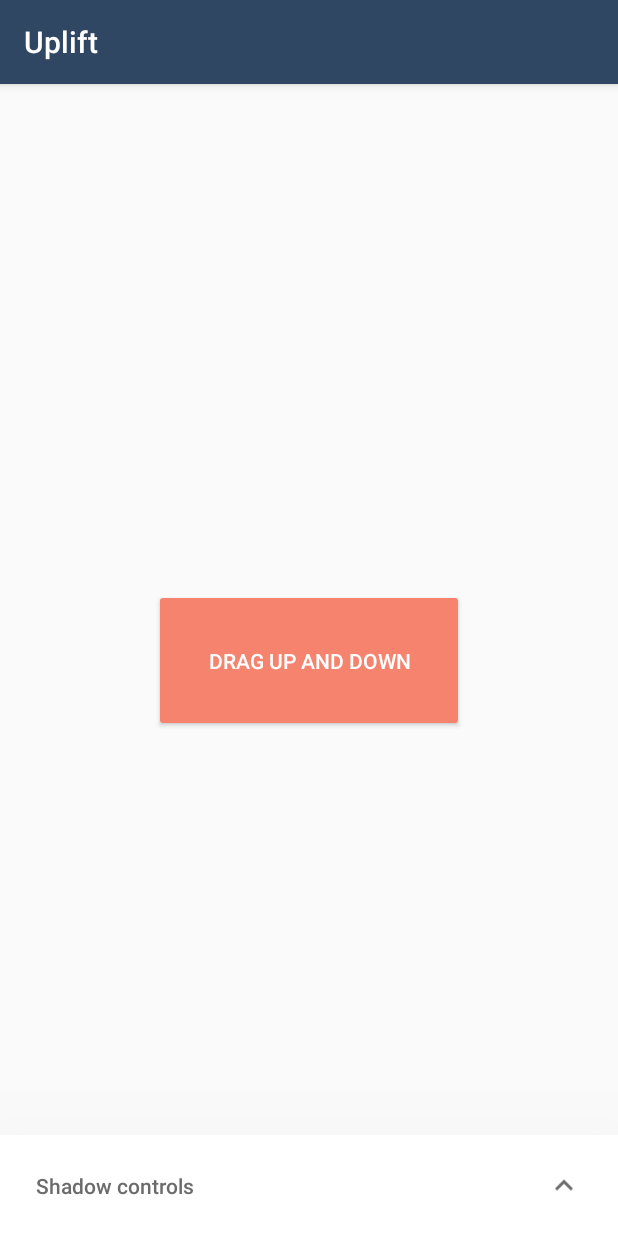
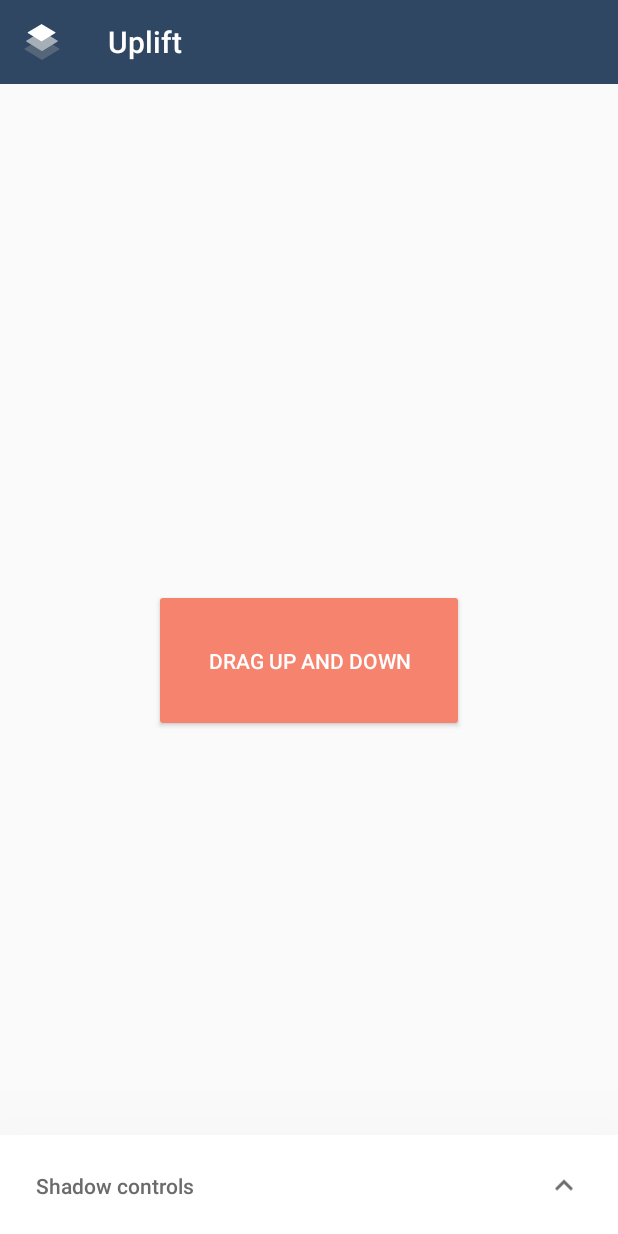
Before and after one commit to rock3r/uplift, an Android app: the screen it shows after launch (MainActivity), on a phone screen of 412 x 824 dp. Run offline under Robolectric (Android 15) with nearby library versions, the phone set to English and light mode, and no system bars.

Commit message:
Style the appbar

```diff
--- /dev/null
+++ b/app/src/main/res/drawable/ic_uplift.xml
@@ -0,0 +1,12 @@
+<vector android:height="24dp" android:viewportHeight="23.0"
+    android:viewportWidth="28.0" android:width="24dp" xmlns:android="http://schemas.android.com/apk/res/android">
+    <path android:fillColor="#566679" android:fillType="evenOdd"
+        android:pathData="M0.566,15.688L13.715,9.088L13.715,9.088C13.894,8.998 14.106,8.998 14.285,9.088L27.434,15.688L27.434,15.688C27.591,15.767 27.654,15.958 27.575,16.115C27.544,16.176 27.495,16.226 27.434,16.257L14.285,22.857L14.285,22.857C14.106,22.947 13.894,22.947 13.715,22.857L0.566,16.257L0.566,16.257C0.409,16.178 0.346,15.987 0.425,15.829C0.456,15.768 0.505,15.719 0.566,15.688Z"
+        android:strokeColor="#00000000" android:strokeWidth="1"/>
+    <path android:fillColor="#A6AEB8" android:fillType="evenOdd"
+        android:pathData="M1.777,10.659L13.741,4.603L13.741,4.603C13.904,4.521 14.096,4.521 14.259,4.603L26.223,10.659L26.223,10.659C26.364,10.73 26.42,10.903 26.349,11.044C26.321,11.098 26.277,11.142 26.223,11.17L14.259,17.226L14.259,17.226C14.096,17.308 13.904,17.308 13.741,17.226L1.777,11.17L1.777,11.17C1.636,11.098 1.58,10.926 1.651,10.785C1.679,10.731 1.723,10.686 1.777,10.659Z"
+        android:strokeColor="#00000000" android:strokeWidth="1"/>
+    <path android:fillColor="#FFFFFF" android:fillType="evenOdd"
+        android:pathData="M3.001,5.336L13.454,0.114L13.454,0.114C13.598,0.042 13.766,0.042 13.909,0.114L24.362,5.336L24.362,5.336C24.488,5.399 24.539,5.552 24.476,5.677C24.452,5.727 24.412,5.767 24.362,5.791L13.909,11.014L13.909,11.014C13.766,11.085 13.598,11.085 13.454,11.014L3.001,5.791L3.001,5.791C2.875,5.729 2.824,5.576 2.887,5.45C2.912,5.401 2.952,5.361 3.001,5.336Z"
+        android:strokeColor="#00000000" android:strokeWidth="1"/>
+</vector>
--- a/app/src/main/res/layout/activity_main_collapsed.xml
+++ b/app/src/main/res/layout/activity_main_collapsed.xml
@@ -6,6 +6,17 @@
   android:layout_width="match_parent"
   android:layout_height="match_parent"
   tools:context=".MainActivity">
+
+  <android.support.v7.widget.Toolbar
+    android:id="@+id/toolbar"
+    style="@style/Uplift.ActionBar"
+    android:theme="@style/ThemeOverlay.AppCompat.Dark.ActionBar"
+    android:layout_width="@dimen/match_constraint"
+    android:layout_height="wrap_content"
+    android:minHeight="?attr/actionBarSize"
+    app:layout_constraintStart_toStartOf="parent"
+    app:layout_constraintTop_toTopOf="parent"
+    app:layout_constraintEnd_toEndOf="parent" />
 
   <Button
     android:id="@+id/button"
@@ -20,7 +31,7 @@
     android:clickable="false"
     android:focusable="false"
     app:layout_constraintStart_toStartOf="parent"
-    app:layout_constraintTop_toTopOf="parent"
+    app:layout_constraintTop_toBottomOf="@id/toolbar"
     app:layout_constraintEnd_toEndOf="parent"
     app:layout_constraintBottom_toBottomOf="parent"
     app:layout_constraintHorizontal_bias="0.5" />
--- a/app/src/main/res/values/dimens.xml
+++ b/app/src/main/res/values/dimens.xml
@@ -5,6 +5,8 @@
 
   <dimen name="control_corner_material">2dp</dimen>
   <dimen name="text_normal">14sp</dimen>
+
+  <dimen name="appbar_title_margin_start">48dp</dimen>
 
   <dimen name="seekbar_track_background_height">4dp</dimen>
   <dimen name="seekbar_track_progress_height">@dimen/seekbar_track_background_height</dimen>
--- a/app/src/main/res/values/ic_launcher_background.xml
+++ /dev/null
@@ -1,4 +0,0 @@
-<?xml version="1.0" encoding="utf-8"?>
-<resources>
-    <color name="ic_launcher_background">#FFFFFF</color>
-</resources>
--- a/app/src/main/res/values/styles.xml
+++ b/app/src/main/res/values/styles.xml
@@ -1,6 +1,6 @@
 <resources>
 
-  <style name="Theme.Uplift" parent="Theme.AppCompat.Light.DarkActionBar">
+  <style name="Theme.Uplift" parent="Theme.AppCompat.Light.NoActionBar">
     <item name="colorPrimary">@color/colorPrimary</item>
     <item name="colorPrimaryDark">@color/colorPrimaryDark</item>
     <item name="colorAccent">@color/colorAccent</item>
@@ -10,6 +10,13 @@
   </style>
 
   <style name="None" />
+
+  <style name="Uplift.ActionBar" parent="Widget.AppCompat.Toolbar">
+    <item name="android:background">?colorPrimary</item>
+    <item name="logo">@drawable/ic_uplift</item>
+    <item name="title">@string/app_name</item>
+    <item name="titleMarginStart">@dimen/appbar_title_margin_start</item>
+  </style>
 
   <style name="Widget.Uplift" parent="None" />
 
@@ -35,4 +42,5 @@
     <item name="android:textColor">?android:textColorSecondary</item>
     <item name="android:fontFamily">sans-serif-medium</item>
   </style>
+
 </resources>
```
Also changed, not shown: app/src/main/res/layout/activity_main_expanded.xml (+12 -1 lines), app/src/main/res/values/colors.xml (+6 -2 lines).
